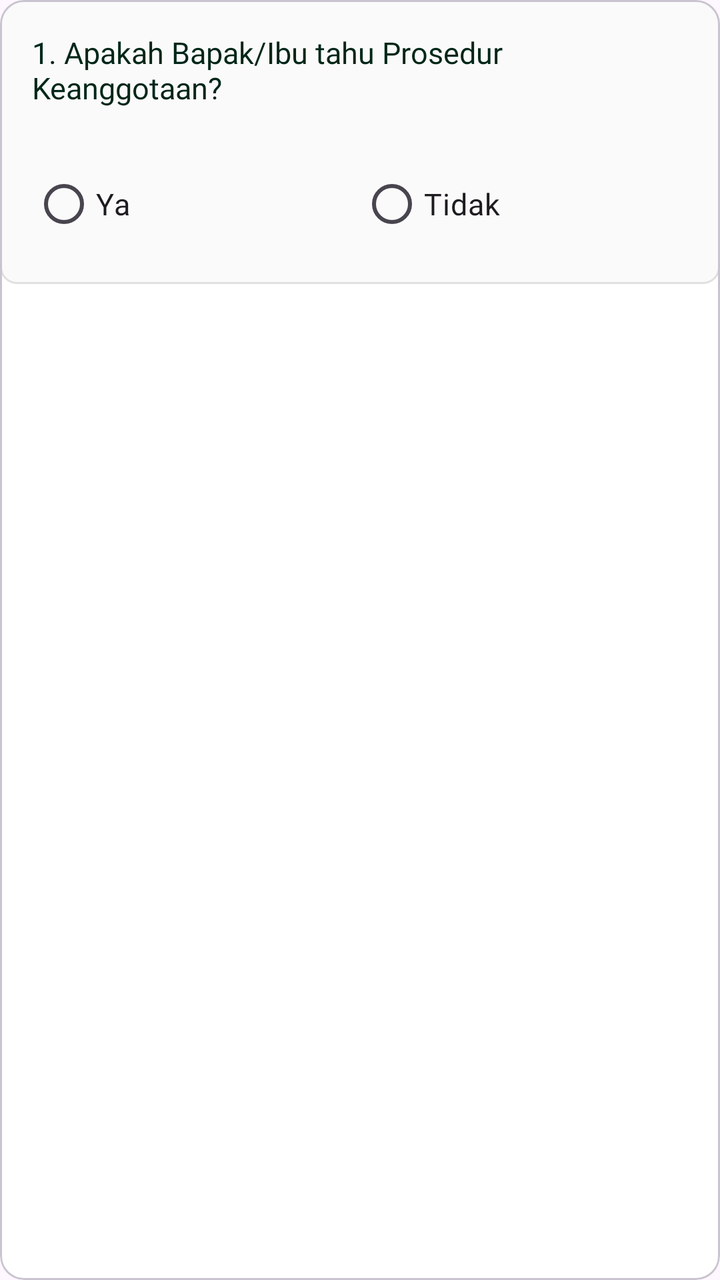
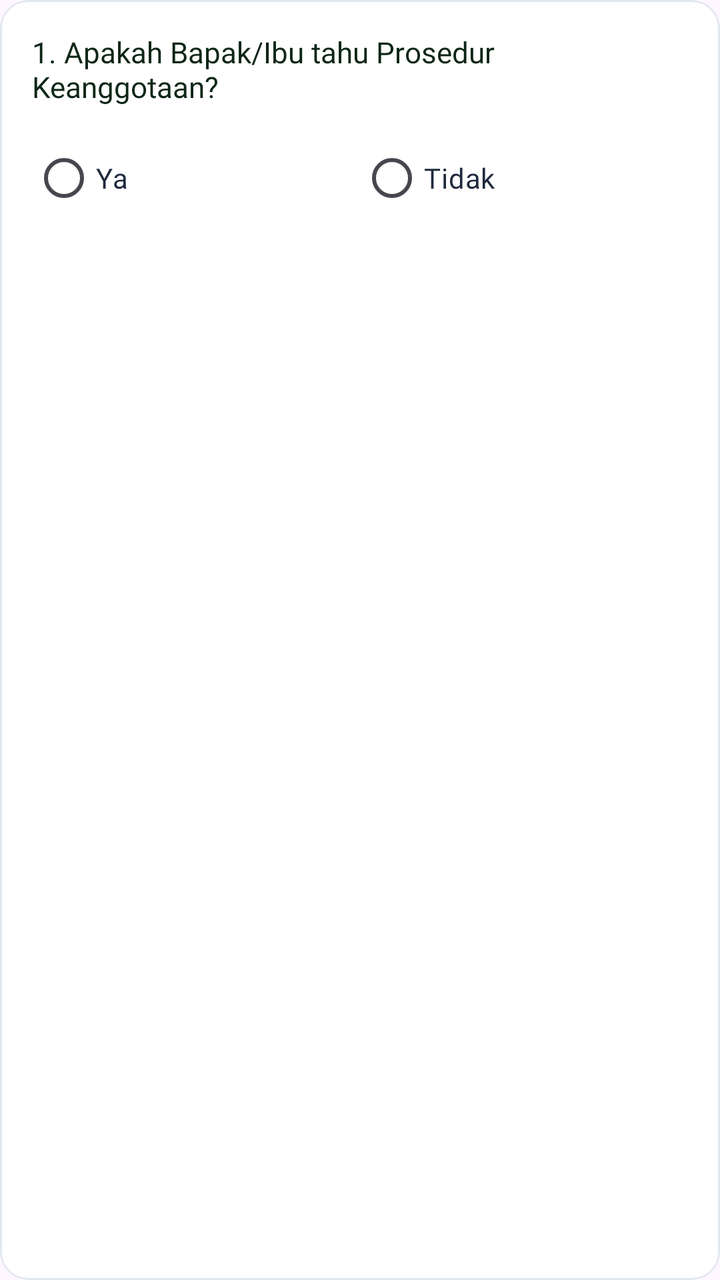

An Android layout rendered at two revisions. The XML below is the earlier revision; the diff shows what the commit changed to produce the second picture.
<!-- AndroidManifest.xml: application theme Theme.Notasawit -->
<!-- res/layout/item_question.xml -->
<com.google.android.material.card.MaterialCardView
    xmlns:android="http://schemas.android.com/apk/res/android"
    android:layout_width="match_parent"
    android:layout_height="wrap_content"
    android:layout_marginBottom="16dp">

    <LinearLayout
        android:layout_width="match_parent"
        android:layout_height="wrap_content"
        android:padding="16dp"
        android:background="@drawable/bg_card_question"
        android:orientation="vertical">

        <TextView
            android:id="@+id/tvQuestion"
            android:layout_width="match_parent"
            android:layout_height="wrap_content"
            android:text="1. Apakah Bapak/Ibu tahu Prosedur Keanggotaan?"
            android:textColor="#002617"
            android:textSize="15sp"
            android:layout_marginBottom="12dp" android:fontFamily="@font/poppins_semibold" />

        <RadioGroup
            android:id="@+id/rgAnswer"
            android:layout_width="match_parent"
            android:layout_height="wrap_content"
            android:orientation="horizontal"
            android:layout_marginTop="12dp">

            <RadioButton
                android:id="@+id/rbYa"
                android:layout_width="0dp"
                android:textSize="15dp"
                android:fontFamily="@font/poppins_medium"
                android:layout_height="wrap_content"
                android:layout_weight="1"
                android:text="Ya"/>

            <RadioButton
                android:id="@+id/rbTidak"
                android:layout_width="0dp"
                android:textSize="15dp"
                android:fontFamily="@font/poppins_medium"
                android:layout_height="wrap_content"
                android:layout_weight="1"
                android:text="Tidak"/>

        </RadioGroup>

    </LinearLayout>

</com.google.android.material.card.MaterialCardView>
<!-- resources referenced by this layout -->
<resources>
  <!-- drawable bg_card_question (drawable) -->
  <?xml version="1.0" encoding="utf-8"?>
  <shape xmlns:android="http://schemas.android.com/apk/res/android"
      android:shape="rectangle">
  
      <solid android:color="#FAFAFA" />
  
      <stroke
          android:width="1dp"
          android:color="#E0E0E0" />
  
      <corners android:radius="8dp" />
  
  </shape>
  <style name="Theme.Notasawit" parent="Base.Theme.Notasawit" />
  <style name="Base.Theme.Notasawit" parent="Theme.Material3.Light.NoActionBar">
          
          <item name="colorPrimary">@color/primary</item>
          <item name="colorSecondary">@color/secondary</item>
          <item name="colorTertiary">@color/tertiary</item>
          <item name="android:statusBarColor">@color/white</item>
          <item name="android:windowLightStatusBar">true</item>
          
          <item name="elevationOverlayEnabled">false</item>
          <item name="colorSurface">@color/white</item>
          
          <item name="colorControlNormal">@color/tertiary</item>
          <item name="colorControlActivated">@color/primary</item>
      </style>
  <color name="primary">#1B4D2E</color>
  <color name="secondary">#D4AF37</color>
  <color name="tertiary">#002617</color>
  <color name="white">#FFFFFFFF</color>
</resources>

<!-- the commit's change to res/layout/item_question.xml (unified diff, before → after) -->
@@ -1,14 +1,20 @@
+<?xml version="1.0" encoding="utf-8"?>
 <com.google.android.material.card.MaterialCardView
     xmlns:android="http://schemas.android.com/apk/res/android"
+    xmlns:app="http://schemas.android.com/apk/res-auto"
     android:layout_width="match_parent"
     android:layout_height="wrap_content"
-    android:layout_marginBottom="16dp">
+    android:layout_marginBottom="14dp"
+    app:cardCornerRadius="14dp"
+    app:cardElevation="0dp"
+    app:strokeWidth="1dp"
+    app:strokeColor="#E2E8F0"
+    app:cardBackgroundColor="#FFFFFF">
 
     <LinearLayout
         android:layout_width="match_parent"
         android:layout_height="wrap_content"
         android:padding="16dp"
-        android:background="@drawable/bg_card_question"
         android:orientation="vertical">
 
         <TextView
@@ -16,34 +22,36 @@
             android:layout_width="match_parent"
             android:layout_height="wrap_content"
             android:text="1. Apakah Bapak/Ibu tahu Prosedur Keanggotaan?"
-            android:textColor="#002617"
-            android:textSize="15sp"
-            android:layout_marginBottom="12dp" android:fontFamily="@font/poppins_semibold" />
+            android:textColor="#0D2617"
+            android:textSize="14.5sp"
+            android:fontFamily="@font/poppins_semibold"
+            android:layout_marginBottom="12dp" />
 
         <RadioGroup
             android:id="@+id/rgAnswer"
             android:layout_width="match_parent"
             android:layout_height="wrap_content"
-            android:orientation="horizontal"
-            android:layout_marginTop="12dp">
+            android:orientation="horizontal">
 
             <RadioButton
                 android:id="@+id/rbYa"
                 android:layout_width="0dp"
-                android:textSize="15dp"
-                android:fontFamily="@font/poppins_medium"
                 android:layout_height="wrap_content"
                 android:layout_weight="1"
-                android:text="Ya"/>
+                android:text="Ya"
+                android:textSize="14sp"
+                android:textColor="#1E293B"
+                android:fontFamily="@font/poppins_medium" />
 
             <RadioButton
                 android:id="@+id/rbTidak"
                 android:layout_width="0dp"
-                android:textSize="15dp"
-                android:fontFamily="@font/poppins_medium"
                 android:layout_height="wrap_content"
                 android:layout_weight="1"
-                android:text="Tidak"/>
+                android:text="Tidak"
+                android:textSize="14sp"
+                android:textColor="#1E293B"
+                android:fontFamily="@font/poppins_medium" />
 
         </RadioGroup>
 
<!-- resource entries referenced after the edit -->
@@ -1,19 +1,5 @@
 <!-- resources referenced by this layout -->
 <resources>
-  <!-- drawable bg_card_question (drawable) -->
-  <?xml version="1.0" encoding="utf-8"?>
-  <shape xmlns:android="http://schemas.android.com/apk/res/android"
-      android:shape="rectangle">
-  
-      <solid android:color="#FAFAFA" />
-  
-      <stroke
-          android:width="1dp"
-          android:color="#E0E0E0" />
-  
-      <corners android:radius="8dp" />
-  
-  </shape>
   <style name="Theme.Notasawit" parent="Base.Theme.Notasawit" />
   <style name="Base.Theme.Notasawit" parent="Theme.Material3.Light.NoActionBar">
           
